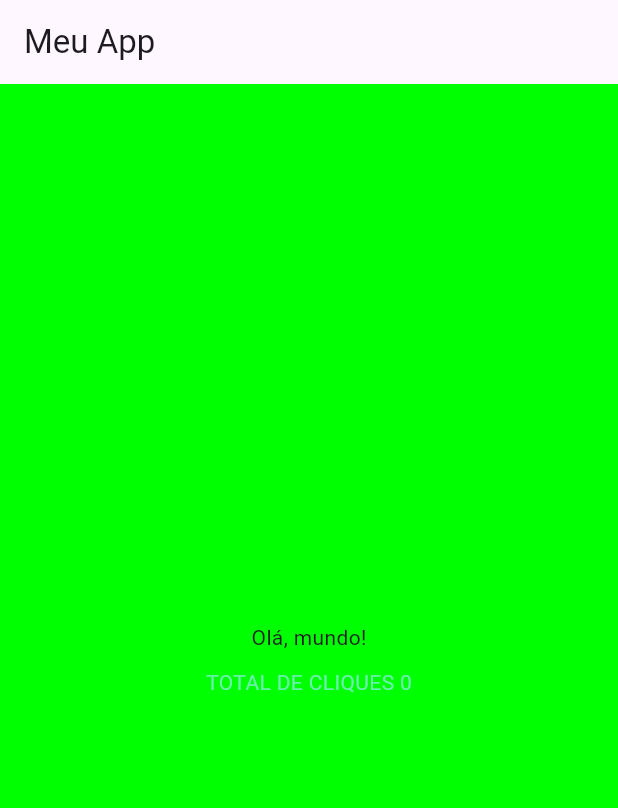
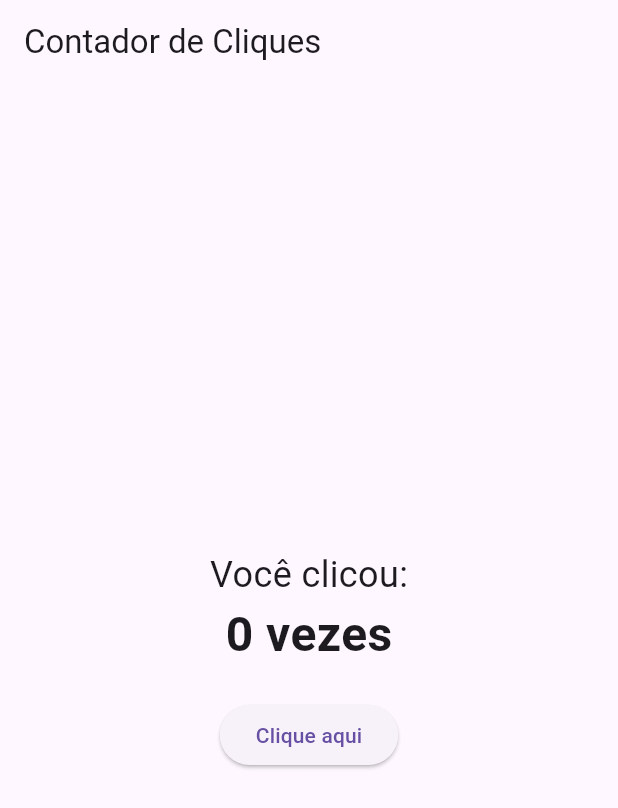
Before and after one commit to thalyson123ui/aula-de-flutter-widget-2, a Flutter app: the screen it shows after launch, on a phone screen of 412 x 824 dp. Shown: the top 808 px of the screen. Run offline on Flutter 3.47's test engine with Material 3 defaults, Android fonts, the light colour scheme and no system bars.

Commit message:
atualização

```diff
--- a/aula_de_widget_2/lib/main.dart
+++ b/aula_de_widget_2/lib/main.dart
@@ -8,23 +8,32 @@ class MyApp extends StatefulWidget {
 }
 
 class _MyAppState extends State<MyApp> {
-  int totalClicks = 0;
+  int contador = 0;
+
+  void incrementarContador() {
+    setState(() {
+      contador++;
+    });
+  }
 
   @override
   Widget build(BuildContext context) {
     return MaterialApp(
       home: Scaffold(
-        backgroundColor: Color(0xFF00FF00), // Verde em hexadecimal
-        appBar: AppBar(title: Text('Meu App')),
+        appBar: AppBar(title: Text('Contador de Cliques')),
         body: Center(
           child: Column(
             mainAxisAlignment: MainAxisAlignment.center,
             children: [
-              Text('Olá, mundo!'),
-              SizedBox(height: 10),
+              Text('Você clicou:', style: TextStyle(fontSize: 24)),
               Text(
-                'TOTAL DE CLIQUES $totalClicks',
-                style: TextStyle(color: Colors.greenAccent),
+                '$contador vezes',
+                style: TextStyle(fontSize: 32, fontWeight: FontWeight.bold),
+              ),
+              SizedBox(height: 20),
+              ElevatedButton(
+                onPressed: incrementarContador,
+                child: Text('Clique aqui'),
               ),
             ],
           ),
```
